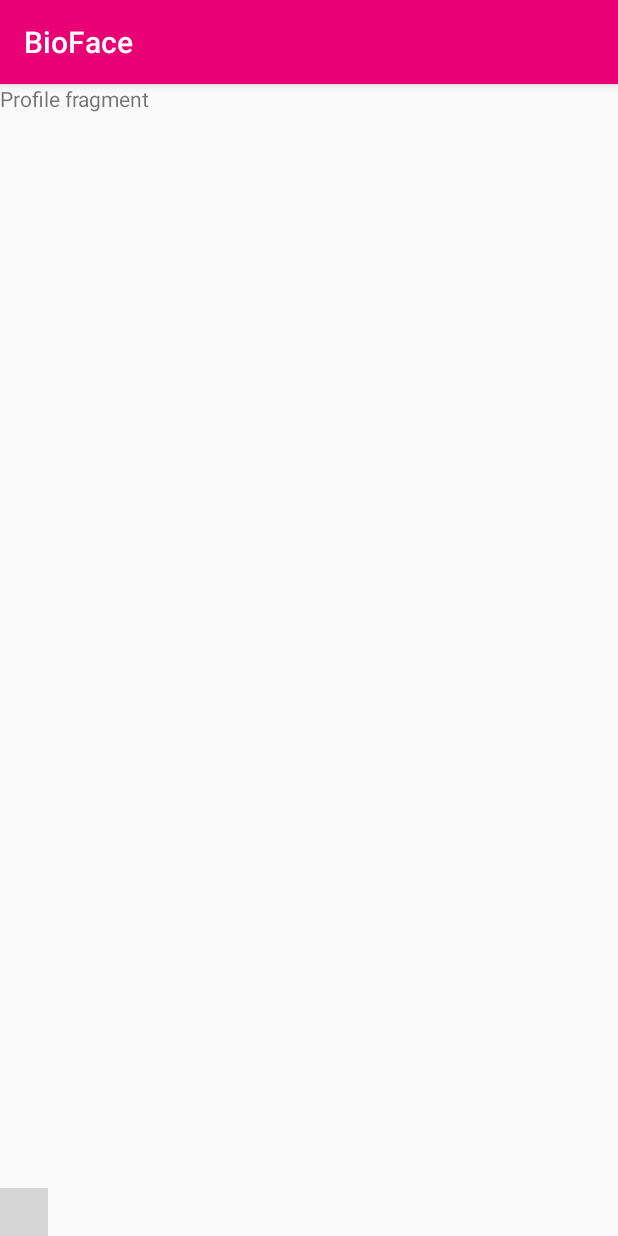
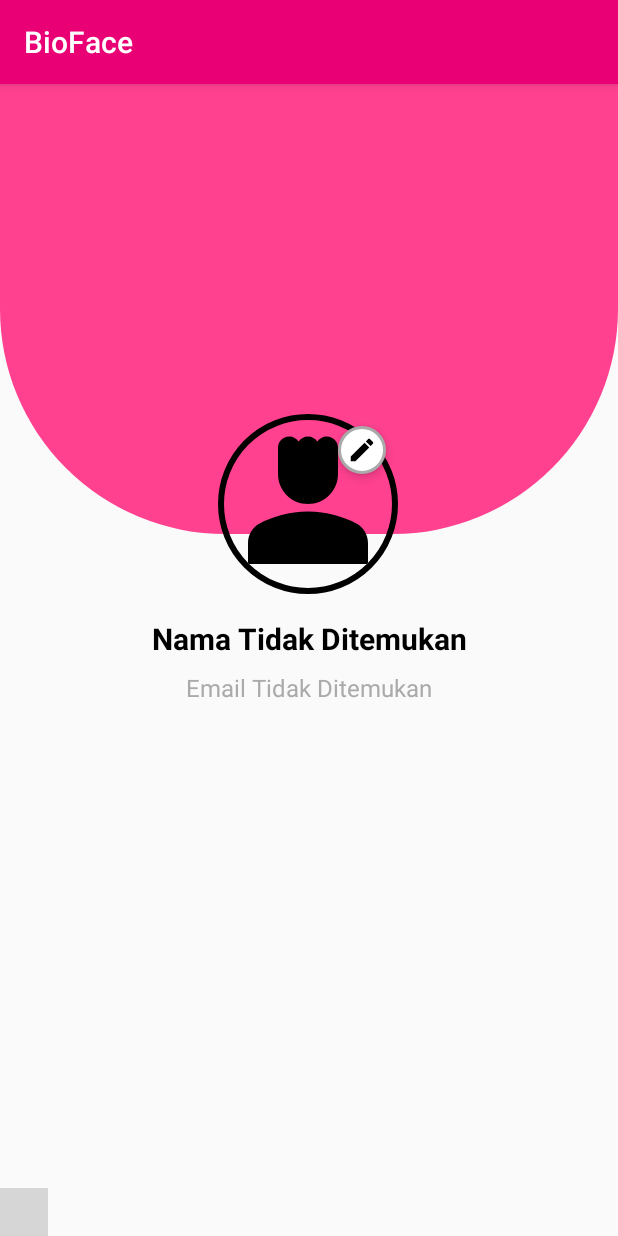
Before and after one commit to Project-BioFace/BioFace-Android, an Android app: the fragment ProfileFragment placed in its activity, on a phone screen of 412 x 824 dp. Run offline under Robolectric (Android 15) with nearby library versions, the phone set to English and light mode, and no system bars; our stand-ins replace CircleImageView, Firebase (no records; nobody signed in at launch, a user with empty details on screens opened directly); libraries missing offline, so code that uses them is left out: com.nafis.bottomnavigation; plain views replace NafisBottomNavigation; 2 statements that could not run were skipped; grey boxes are pictures that could not be loaded.

Commit message:
Initial Commit

```diff
--- a/app/build.gradle.kts
+++ b/app/build.gradle.kts
@@ -67,4 +67,6 @@ dependencies {
 
     implementation("com.github.Foysalofficial:NafisBottomNav:5.0")
 
+    implementation("de.hdodenhof:circleimageview:3.1.0")
+
 }
--- a/app/src/main/java/com/bangkit/bioface/main/fitur/ProfileFragment.kt
+++ b/app/src/main/java/com/bangkit/bioface/main/fitur/ProfileFragment.kt
@@ -1,17 +1,57 @@
-package com.bangkit.bioface.main.fitur
+package com.bangkit.bioface
 
 import android.os.Bundle
-import android.view.LayoutInflater
 import android.view.View
-import android.view.ViewGroup
+import android.widget.TextView
 import androidx.fragment.app.Fragment
+import com.google.firebase.auth.FirebaseAuth
+import com.google.firebase.firestore.FirebaseFirestore
 import com.bangkit.bioface.R
 
-class ProfileFragment : Fragment() {
-    override fun onCreateView(
-        inflater: LayoutInflater, container: ViewGroup?,
-        savedInstanceState: Bundle?
-    ): View? {
-        return inflater.inflate(R.layout.fragment_profile, container, false)
+class ProfileFragment : Fragment(R.layout.fragment_profile) {
+
+    private lateinit var profileName: TextView
+    private lateinit var profileEmail: TextView
+
+    override fun onViewCreated(view: View, savedInstanceState: Bundle?) {
+        super.onViewCreated(view, savedInstanceState)
+
+        // Inisialisasi UI
+        profileName = view.findViewById(R.id.profileName)
+        profileEmail = view.findViewById(R.id.profileEmail)
+
+        // Ambil data dari Firestore
+        fetchUserData()
+    }
+
+    private fun fetchUserData() {
+        val currentUser = FirebaseAuth.getInstance().currentUser
+        if (currentUser != null) {
+            val userId = currentUser.uid
+            val db = FirebaseFirestore.getInstance()
+
+            db.collection("users").document(userId)
+                .get()
+                .addOnSuccessListener { document ->
+                    if (document != null) {
+                        val name = document.getString("name")
+                        val email = document.getString("email")
+
+                        // Tampilkan di UI
+                        profileName.text = name ?: "Nama Tidak Ditemukan"
+                        profileEmail.text = email ?: "Email Tidak Ditemukan"
+                    } else {
+                        profileName.text = "Dokumen Tidak Ditemukan"
+                        profileEmail.text = "Dokumen Tidak Ditemukan"
+                    }
+                }
+                .addOnFailureListener { exception ->
+                    profileName.text = "Error: ${exception.message}"
+                    profileEmail.text = "Error: ${exception.message}"
+                }
+        } else {
+            profileName.text = "Pengguna Tidak Login"
+            profileEmail.text = "Pengguna Tidak Login"
+        }
     }
 }
--- /dev/null
+++ b/app/src/main/res/drawable/bg_circle.xml
@@ -0,0 +1,13 @@
+<shape xmlns:android="http://schemas.android.com/apk/res/android"
+    android:shape="oval">
+
+    <solid android:color="@android:color/white" />
+
+    <size
+        android:width="100dp"
+        android:height="100dp" />
+
+    <stroke
+        android:width="2dp"
+        android:color="@android:color/darker_gray" />
+</shape>
--- /dev/null
+++ b/app/src/main/res/drawable/bg_profile.xml
@@ -0,0 +1,7 @@
+<?xml version="1.0" encoding="utf-8"?>
+<shape android:shape="rectangle" xmlns:android="http://schemas.android.com/apk/res/android">
+    <corners
+        android:bottomLeftRadius="150dp"
+        android:bottomRightRadius="150dp"/>
+    <solid android:color="@color/pinksecondary"/>
+</shape>
--- /dev/null
+++ b/app/src/main/res/drawable/ic_edit.xml
@@ -0,0 +1,5 @@
+<vector xmlns:android="http://schemas.android.com/apk/res/android" android:height="24dp" android:tint="#000000" android:viewportHeight="24" android:viewportWidth="24" android:width="24dp">
+
+    <path android:fillColor="@android:color/white" android:pathData="M3,17.25V21h3.75L17.81,9.94l-3.75,-3.75L3,17.25zM20.71,7.04c0.39,-0.39 0.39,-1.02 0,-1.41l-2.34,-2.34c-0.39,-0.39 -1.02,-0.39 -1.41,0l-1.83,1.83 3.75,3.75 1.83,-1.83z"/>
+
+</vector>
--- /dev/null
+++ b/app/src/main/res/drawable/ic_options.xml
@@ -0,0 +1,5 @@
+<vector xmlns:android="http://schemas.android.com/apk/res/android" android:height="24dp" android:tint="#000000" android:viewportHeight="24" android:viewportWidth="24" android:width="24dp">
+
+    <path android:fillColor="@android:color/white" android:pathData="M19.14,12.94c0.04,-0.3 0.06,-0.61 0.06,-0.94c0,-0.32 -0.02,-0.64 -0.07,-0.94l2.03,-1.58c0.18,-0.14 0.23,-0.41 0.12,-0.61l-1.92,-3.32c-0.12,-0.22 -0.37,-0.29 -0.59,-0.22l-2.39,0.96c-0.5,-0.38 -1.03,-0.7 -1.62,-0.94L14.4,2.81c-0.04,-0.24 -0.24,-0.41 -0.48,-0.41h-3.84c-0.24,0 -0.43,0.17 -0.47,0.41L9.25,5.35C8.66,5.59 8.12,5.92 7.63,6.29L5.24,5.33c-0.22,-0.08 -0.47,0 -0.59,0.22L2.74,8.87C2.62,9.08 2.66,9.34 2.86,9.48l2.03,1.58C4.84,11.36 4.8,11.69 4.8,12s0.02,0.64 0.07,0.94l-2.03,1.58c-0.18,0.14 -0.23,0.41 -0.12,0.61l1.92,3.32c0.12,0.22 0.37,0.29 0.59,0.22l2.39,-0.96c0.5,0.38 1.03,0.7 1.62,0.94l0.36,2.54c0.05,0.24 0.24,0.41 0.48,0.41h3.84c0.24,0 0.44,-0.17 0.47,-0.41l0.36,-2.54c0.59,-0.24 1.13,-0.56 1.62,-0.94l2.39,0.96c0.22,0.08 0.47,0 0.59,-0.22l1.92,-3.32c0.12,-0.22 0.07,-0.47 -0.12,-0.61L19.14,12.94zM12,15.6c-1.98,0 -3.6,-1.62 -3.6,-3.6s1.62,-3.6 3.6,-3.6s3.6,1.62 3.6,3.6S13.98,15.6 12,15.6z"/>
+
+</vector>
--- /dev/null
+++ b/app/src/main/res/drawable/ic_person.xml
@@ -0,0 +1,7 @@
+<vector xmlns:android="http://schemas.android.com/apk/res/android" android:height="24dp" android:tint="#000000" android:viewportHeight="24" android:viewportWidth="24" android:width="24dp">
+
+    <path android:fillColor="@android:color/white" android:pathData="M18.39,14.56C16.71,13.7 14.53,13 12,13c-2.53,0 -4.71,0.7 -6.39,1.56C4.61,15.07 4,16.1 4,17.22V20h16v-2.78C20,16.1 19.39,15.07 18.39,14.56z"/>
+
+    <path android:fillColor="@android:color/white" android:pathData="M12,12c2.21,0 4,-1.79 4,-4c0,-1.37 0,-3.5 0,-3.5C16,3.67 15.33,3 14.5,3c-0.52,0 -0.98,0.27 -1.25,0.67C12.98,3.27 12.52,3 12,3s-0.98,0.27 -1.25,0.67C10.48,3.27 10.02,3 9.5,3C8.67,3 8,3.67 8,4.5c0,0 0,2.12 0,3.5C8,10.21 9.79,12 12,12z"/>
+
+</vector>
--- a/app/src/main/res/layout/fragment_profile.xml
+++ b/app/src/main/res/layout/fragment_profile.xml
@@ -1,14 +1,88 @@
-<?xml version="1.0" encoding="utf-8"?>
-<FrameLayout xmlns:android="http://schemas.android.com/apk/res/android"
+<androidx.constraintlayout.widget.ConstraintLayout
+    xmlns:android="http://schemas.android.com/apk/res/android"
+    xmlns:app="http://schemas.android.com/apk/res-auto"
     xmlns:tools="http://schemas.android.com/tools"
     android:layout_width="match_parent"
     android:layout_height="match_parent"
     tools:context=".main.fitur.ProfileFragment">
 
-    <!-- TODO: Update blank fragment layout -->
+    <!-- Header Background -->
+
+    <!-- Profile Picture -->
+
+    <View
+        android:id="@+id/headerBackground"
+        android:layout_width="match_parent"
+        android:layout_height="300dp"
+        android:background="@drawable/bg_profile"
+        app:layout_constraintEnd_toEndOf="parent"
+        app:layout_constraintHorizontal_bias="0.0"
+        app:layout_constraintStart_toStartOf="parent"
+        app:layout_constraintTop_toTopOf="parent" />
+
+    <de.hdodenhof.circleimageview.CircleImageView
+        android:id="@+id/profilePicture"
+        android:layout_width="120dp"
+        android:layout_height="120dp"
+        android:layout_marginTop="-80dp"
+        android:src="@drawable/ic_person"
+        app:civ_border_color="@android:color/black"
+        app:civ_border_width="4dp"
+        app:layout_constraintEnd_toEndOf="parent"
+        app:layout_constraintHorizontal_bias="0.498"
+        app:layout_constraintStart_toStartOf="parent"
+        app:layout_constraintTop_toBottomOf="@id/headerBackground" />
+
+    <!-- Edit Icon -->
+    <ImageView
+        android:id="@+id/editIcon"
+        android:layout_width="32dp"
+        android:layout_height="32dp"
+        android:src="@drawable/ic_edit"
+        android:background="@drawable/bg_circle"
+        android:elevation="4dp"
+        android:padding="6dp"
+        app:layout_constraintTop_toTopOf="@id/profilePicture"
+        app:layout_constraintEnd_toEndOf="@id/profilePicture"
+        android:layout_marginEnd="8dp"
+        android:layout_marginTop="8dp" />
+
+    <!-- Name -->
     <TextView
+        android:id="@+id/profileName"
+        android:layout_width="wrap_content"
+        android:layout_height="wrap_content"
+        android:textSize="20sp"
+        android:textStyle="bold"
+        android:textColor="@android:color/black"
+        app:layout_constraintTop_toBottomOf="@id/profilePicture"
+        app:layout_constraintStart_toStartOf="parent"
+        app:layout_constraintEnd_toEndOf="parent"
+        android:layout_marginTop="16dp" />
+
+    <!-- Email -->
+    <TextView
+        android:id="@+id/profileEmail"
+        android:layout_width="wrap_content"
+        android:layout_height="wrap_content"
+        android:textSize="16sp"
+        android:textColor="@android:color/darker_gray"
+        app:layout_constraintTop_toBottomOf="@id/profileName"
+        app:layout_constraintStart_toStartOf="parent"
+        app:layout_constraintEnd_toEndOf="parent"
+        android:layout_marginTop="8dp" />
+
+    <!-- Options List -->
+    <androidx.recyclerview.widget.RecyclerView
+        android:id="@+id/optionsRecyclerView"
         android:layout_width="match_parent"
-        android:layout_height="match_parent"
-        android:text="Profile fragment" />
+        android:layout_height="0dp"
+        app:layout_constraintTop_toBottomOf="@id/profileEmail"
+        app:layout_constraintBottom_toBottomOf="parent"
+        app:layout_constraintStart_toStartOf="parent"
+        app:layout_constraintEnd_toEndOf="parent"
+        android:layout_marginTop="24dp"
+        android:paddingHorizontal="16dp"
+        tools:listitem="@layout/item_profile_option" />
 
-</FrameLayout>
+</androidx.constraintlayout.widget.ConstraintLayout>
```
Also changed, not shown: app/src/main/java/com/bangkit/bioface/main/MainActivity.kt (+8 -7 lines), app/src/main/res/layout/fragment_dictionary.xml (+16 -7 lines), app/src/main/res/layout/fragment_news.xml (+1 -7 lines), app/src/main/res/layout/item_profile_option.xml (added, +24 -0 lines).
